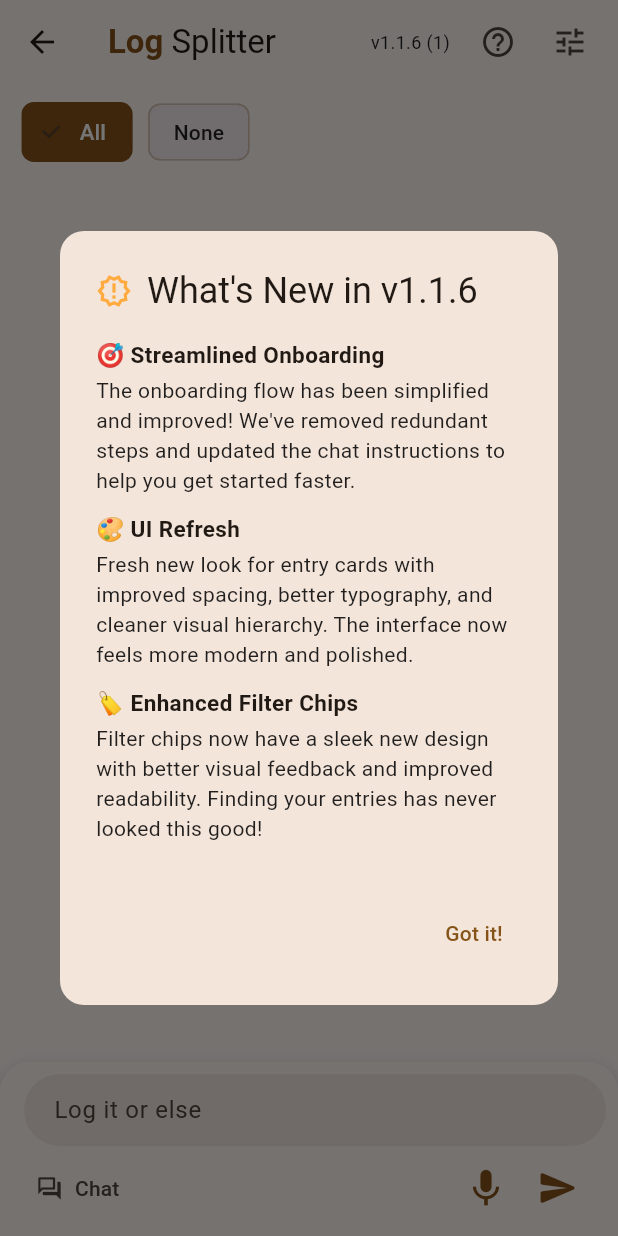
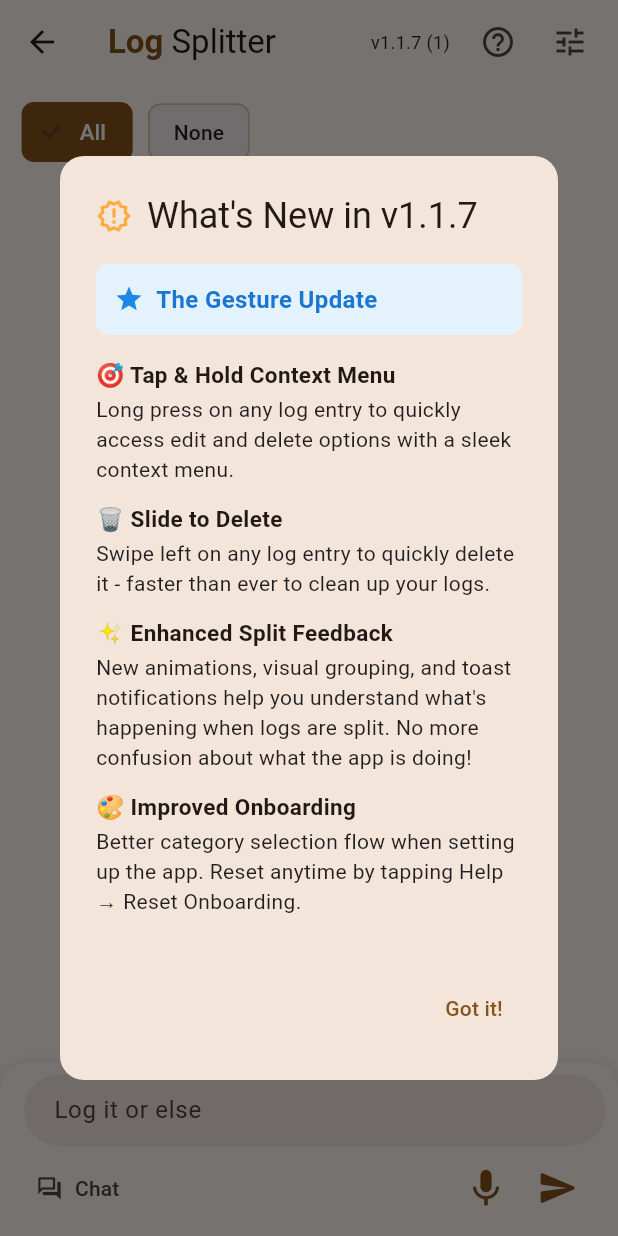
Before and after one commit to AndrewBert/log-everything, a Flutter app: the HomePage screen opened directly, on a phone screen of 412 x 824 dp. Run offline on Flutter 3.47's test engine with Material 3 defaults, Android fonts, the phone set to English and light mode, and no system bars; our stand-ins replace clock, equatable, flutter_bloc, flutter_dotenv, flutter_markdown, get_it and 3 more; missing offline and left inert: record; accounts and stored records are empty; network calls fail.

Commit message:
feat: Update What's New dialog for The Gesture Update (v1.1.7)
- Add 'The Gesture Update' title section
- Consolidate split feedback improvements into single item
- Add tap & hold context menu feature
- Add slide to delete functionality
- Add improved onboarding with reset option
- Bump version to 1.1.7+1

🤖 Generated with [Claude Code](https://claude.ai/code)

Co-Authored-By: Claude <noreply@anthropic.com>

```diff
--- a/lib/dialogs/whats_new_dialog.dart
+++ b/lib/dialogs/whats_new_dialog.dart
@@ -11,16 +11,20 @@ class WhatsNewDialog extends StatelessWidget {
     // Keep this list concise, highlighting major changes.
     final List<Widget> changes = [
       _buildChangeItem(
-        '🎯 Streamlined Onboarding',
-        '''The onboarding flow has been simplified and improved! We've removed redundant steps and updated the chat instructions to help you get started faster.''',
+        '🎯 Tap & Hold Context Menu',
+        '''Long press on any log entry to quickly access edit and delete options with a sleek context menu.''',
       ),
       _buildChangeItem(
-        '🎨 UI Refresh',
-        '''Fresh new look for entry cards with improved spacing, better typography, and cleaner visual hierarchy. The interface now feels more modern and polished.''',
+        '🗑️ Slide to Delete',
+        '''Swipe left on any log entry to quickly delete it - faster than ever to clean up your logs.''',
       ),
       _buildChangeItem(
-        '🏷️ Enhanced Filter Chips',
-        '''Filter chips now have a sleek new design with better visual feedback and improved readability. Finding your entries has never looked this good!''',
+        '✨ Enhanced Split Feedback',
+        '''New animations, visual grouping, and toast notifications help you understand what's happening when logs are split. No more confusion about what the app is doing!''',
+      ),
+      _buildChangeItem(
+        '🎨 Improved Onboarding',
+        '''Better category selection flow when setting up the app. Reset anytime by tapping Help → Reset Onboarding.''',
       ),
     ];
     // --- End of What's New content ---
@@ -40,7 +44,33 @@ class WhatsNewDialog extends StatelessWidget {
           child: Column(
             mainAxisSize: MainAxisSize.min,
             crossAxisAlignment: CrossAxisAlignment.start,
-            children: changes,
+            children: [
+              Container(
+                padding: const EdgeInsets.all(12),
+                decoration: BoxDecoration(
+                  color: Colors.blue.shade50,
+                  borderRadius: BorderRadius.circular(8),
+                ),
+                child: Row(
+                  children: [
+                    Icon(Icons.star, color: Colors.blue.shade600, size: 20),
+                    const SizedBox(width: 8),
+                    Expanded(
+                      child: Text(
+                        'The Gesture Update',
+                        style: TextStyle(
+                          fontWeight: FontWeight.bold,
+                          fontSize: 16,
+                          color: Colors.blue.shade700,
+                        ),
+                      ),
+                    ),
+                  ],
+                ),
+              ),
+              const SizedBox(height: 16),
+              ...changes,
+            ],
           ),
         ),
       ),
--- a/pubspec.yaml
+++ b/pubspec.yaml
@@ -16,7 +16,7 @@ publish_to: 'none' # Remove this line if you wish to publish to pub.dev
 # https://developer.apple.com/library/archive/documentation/General/Reference/InfoPlistKeyReference/Articles/CoreFoundationKeys.html
 # In Windows, build-name is used as the major, minor, and patch parts
 # of the product and file versions while build-number is used as the build suffix.
-version: 1.1.6+1
+version: 1.1.7+1
 
 environment:
   sdk: ^3.7.0-209.1.beta
```
